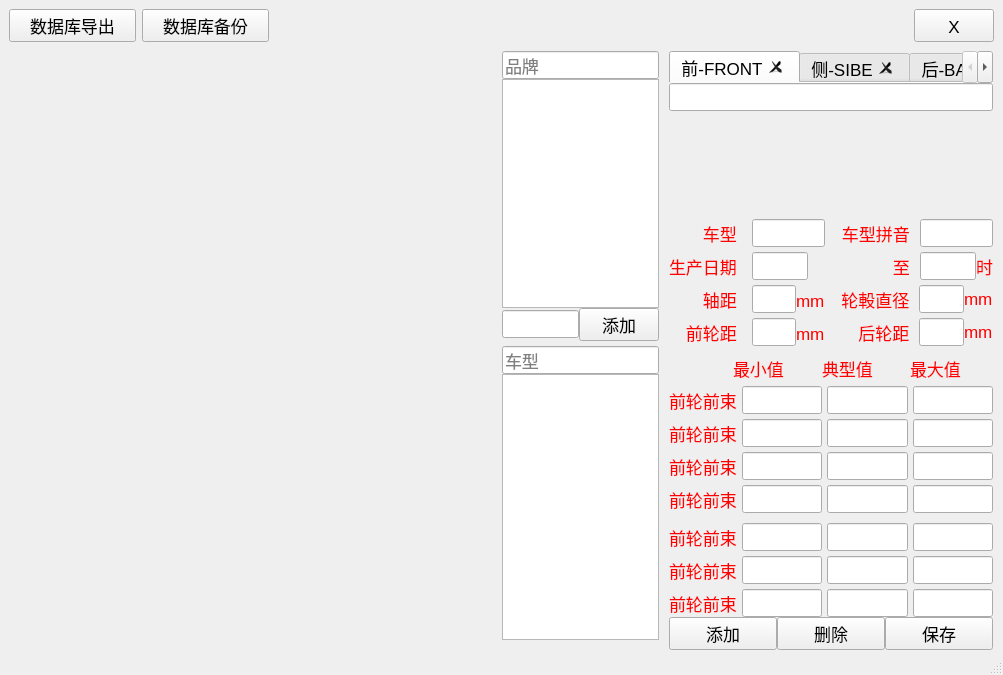
The window that projects/lishi-db-tool/mainwindow.ui (oudream/lishi) describes before a commit, drawn with Qt 5.
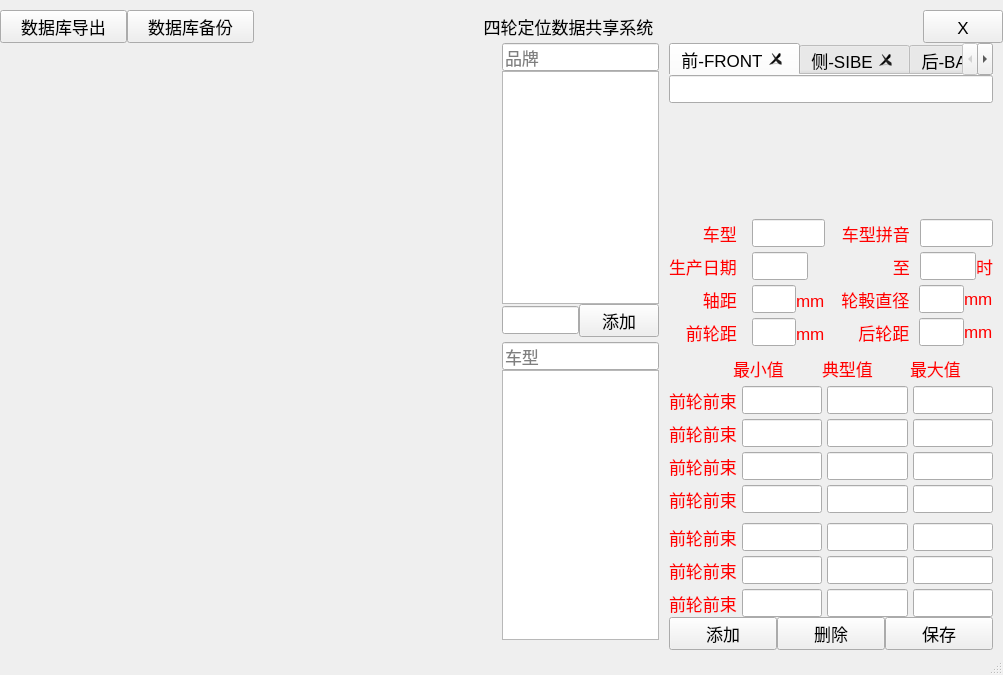
The same window after the commit.

```diff
--- a/projects/lishi-db-tool/mainwindow.ui
+++ b/projects/lishi-db-tool/mainwindow.ui
@@ -37,7 +37,22 @@
     </property>
     <item>
      <widget class="QWidget" name="menuBarTop" native="true">
-      <layout class="QHBoxLayout" name="horizontalLayout_13">
+      <layout class="QHBoxLayout" name="horizontalLayout_13" stretch="3,3,15,0,1">
+       <property name="spacing">
+        <number>0</number>
+       </property>
+       <property name="leftMargin">
+        <number>0</number>
+       </property>
+       <property name="topMargin">
+        <number>10</number>
+       </property>
+       <property name="rightMargin">
+        <number>0</number>
+       </property>
+       <property name="bottomMargin">
+        <number>0</number>
+       </property>
        <item>
         <widget class="QPushButton" name="muDbExport">
          <property name="text">
@@ -53,13 +68,26 @@
         </widget>
        </item>
        <item>
-        <spacer name="horizontalSpacer_6">
+        <widget class="QLabel" name="label_11">
+         <property name="styleSheet">
+          <string notr="true">color : black;font: 75 18pt bold &quot;Yuanti SC&quot;;</string>
+         </property>
+         <property name="text">
+          <string>四轮定位数据共享系统</string>
+         </property>
+         <property name="alignment">
+          <set>Qt::AlignCenter</set>
+         </property>
+        </widget>
+       </item>
+       <item>
+        <spacer name="horizontalSpacer_7">
          <property name="orientation">
           <enum>Qt::Horizontal</enum>
          </property>
          <property name="sizeHint" stdset="0">
           <size>
-           <width>1058</width>
+           <width>40</width>
            <height>20</height>
           </size>
          </property>
```
